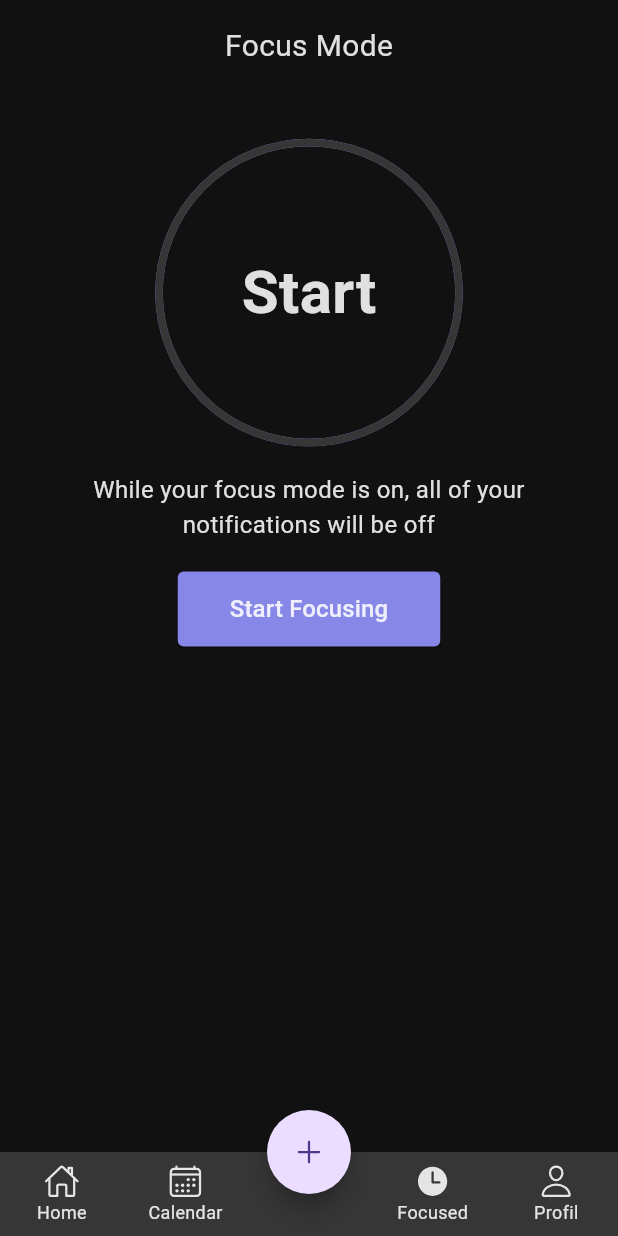
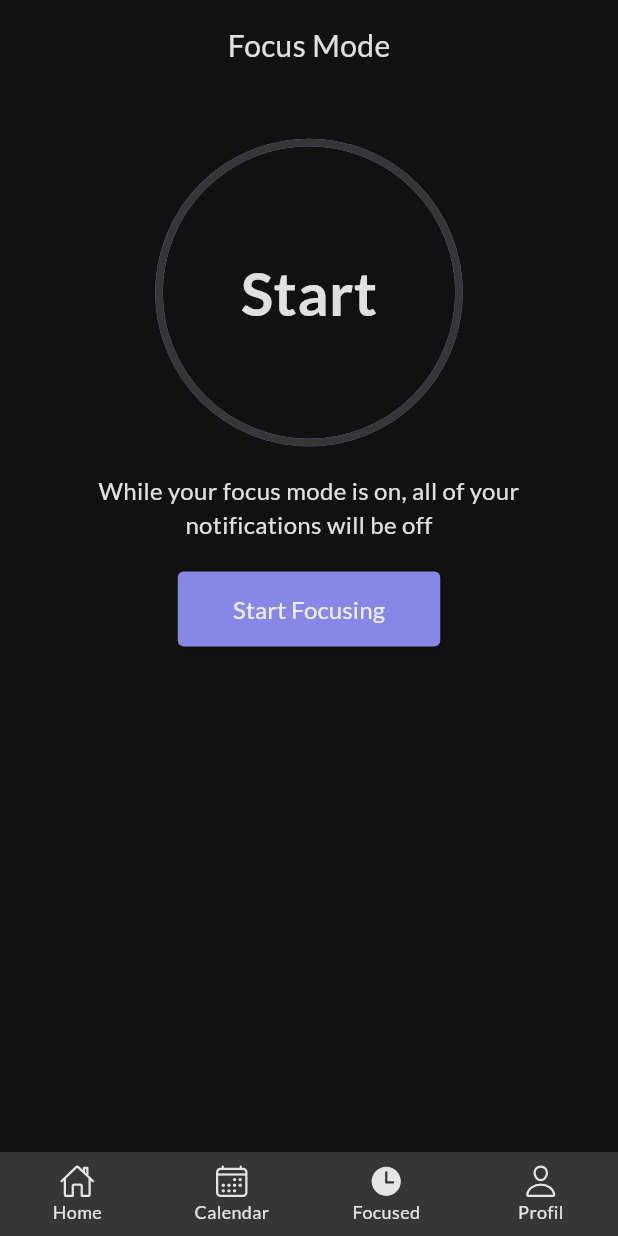
Before and after one commit to Hawarikun/listEase, a Flutter app: the screen it shows after launch, swiped to page 3, on a phone screen of 412 x 824 dp. Run offline on Flutter 3.47's test engine with Material 2 defaults, Android fonts, the phone set to English and light mode, and no system bars; drawn by our look-alikes of circular_countdown_timer; our stand-ins replace google_fonts, ionicons; missing offline and left inert: calendar_agenda.

Commit message:
perbaikan main page

```diff
--- a/lib/main.dart
+++ b/lib/main.dart
@@ -1,4 +1,5 @@
 import 'package:flutter/material.dart';
+import 'package:google_fonts/google_fonts.dart';
 import 'package:list_ease/constant/colors.dart';
 import 'package:list_ease/pages/main_page.dart';
 
@@ -14,6 +15,7 @@ class MyApp extends StatelessWidget {
     return MaterialApp(
       title: 'Flutter Demo',
       theme: ThemeData(
+        textTheme: GoogleFonts.latoTextTheme(),
         scaffoldBackgroundColor: ColorApp.primaryColor,
         primaryColor: ColorApp.secondColor,
         // visualDensity: VisualDensity.adaptivePlatformDensity,
--- a/lib/pages/main_page.dart
+++ b/lib/pages/main_page.dart
@@ -60,7 +60,9 @@ class _MainPageState extends State<MainPage> {
         selectedItemColor: ColorApp.primaryTextColor,
         unselectedItemColor: ColorApp.primaryTextColor,
         // useLegacyColorScheme: false,
+
         items: [
+          if (currentIndex == 0) ...[
             menuNavBar(
                 currentIndex, 0, Ionicons.home, Ionicons.home_outline, "Home"),
             menuNavBar(currentIndex, 1, Ionicons.calendar,
@@ -69,18 +71,28 @@ class _MainPageState extends State<MainPage> {
               icon: SizedBox.shrink(),
               label: '',
             ),
+            menuNavBar(currentIndex, 2, Ionicons.time, Ionicons.time_outline,
+                "Focused"),
+            menuNavBar(currentIndex, 3, Ionicons.person,
+                Ionicons.person_outline, "Profil"),
+          ] else ...[
             menuNavBar(
-              currentIndex, 2, Ionicons.time, Ionicons.time_outline, "Focused"),
-          menuNavBar(currentIndex, 3, Ionicons.person, Ionicons.person_outline,
-              "Profil"),
+                currentIndex, 0, Ionicons.home, Ionicons.home_outline, "Home"),
+            menuNavBar(currentIndex, 1, Ionicons.calendar,
+                Ionicons.calendar_outline, "Calendar"),
+            menuNavBar(currentIndex, 2, Ionicons.time, Ionicons.time_outline,
+                "Focused"),
+            menuNavBar(currentIndex, 3, Ionicons.person,
+                Ionicons.person_outline, "Profil"),
+          ]
         ],
         currentIndex: currentIndex,
         onTap: (index) {
-          if (index == 3) {
-            currentIndex = 2;
-          } else {
+          // if (index == 3) {
+          //   currentIndex = 2;
+          // } else {
           currentIndex = index;
-          }
+          // }
           pageController.jumpToPage(currentIndex);
 
           setState(() {
@@ -89,11 +101,14 @@ class _MainPageState extends State<MainPage> {
           });
         },
       ),
-      floatingActionButton: FloatingActionButton(
+      floatingActionButton: Visibility(
+        visible: currentIndex == 0 ? true : false,
+        child: FloatingActionButton(
             onPressed: () {},
-          shape:
-              RoundedRectangleBorder(borderRadius: BorderRadius.circular(30.0)),
+            shape: RoundedRectangleBorder(
+                borderRadius: BorderRadius.circular(30.0)),
             child: const Icon(Ionicons.add)),
+      ),
       floatingActionButtonLocation: FloatingActionButtonLocation.centerDocked,
     );
   }
--- a/pubspec.yaml
+++ b/pubspec.yaml
@@ -33,6 +33,7 @@ dependencies:
   cupertino_icons: ^1.0.2
   flutter:
     sdk: flutter
+  google_fonts: ^5.1.0
   ionicons: ^0.2.2
 
 dev_dependencies:
```
Also changed, not shown: pubspec.lock. Lines whose indentation alone changed are shown as unchanged.
